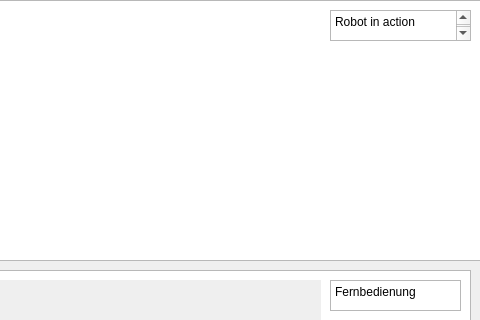
Old version of the form mainwindow.ui in the repository leo237-hub/Robot; both pictures show x 320 to 800 and y 0 to 320 of the 800 by 600 pixel window.
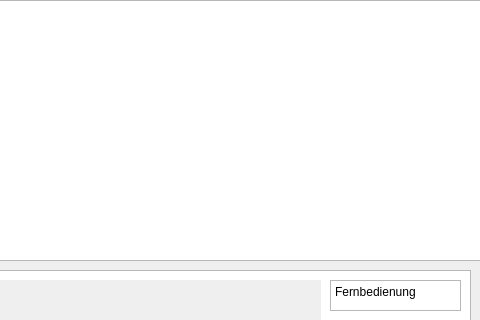
New version of the form.

```diff
--- a/mainwindow.ui
+++ b/mainwindow.ui
@@ -34,27 +34,6 @@
      </rect>
     </property>
    </widget>
-   <widget class="QTextBrowser" name="textBrowser">
-    <property name="geometry">
-     <rect>
-      <x>650</x>
-      <y>10</y>
-      <width>141</width>
-      <height>31</height>
-     </rect>
-    </property>
-    <property name="html">
-     <string>&lt;!DOCTYPE HTML PUBLIC &quot;-//W3C//DTD HTML 4.0//EN&quot; &quot;http://www.w3.org/TR/REC-html40/strict.dtd&quot;&gt;
-&lt;html&gt;&lt;head&gt;&lt;meta name=&quot;qrichtext&quot; content=&quot;1&quot; /&gt;&lt;meta charset=&quot;utf-8&quot; /&gt;&lt;style type=&quot;text/css&quot;&gt;
-p, li { white-space: pre-wrap; }
-hr { height: 1px; border-width: 0; }
-li.unchecked::marker { content: &quot;\2610&quot;; }
-li.checked::marker { content: &quot;\2612&quot;; }
-&lt;/style&gt;&lt;/head&gt;&lt;body style=&quot; font-family:'Segoe UI'; font-size:9pt; font-weight:400; font-style:normal;&quot;&gt;
-&lt;p style=&quot; margin-top:0px; margin-bottom:0px; margin-left:0px; margin-right:0px; -qt-block-indent:0; text-indent:0px;&quot;&gt;Robot in action&lt;/p&gt;
-&lt;p style=&quot;-qt-paragraph-type:empty; margin-top:0px; margin-bottom:0px; margin-left:0px; margin-right:0px; -qt-block-indent:0; text-indent:0px;&quot;&gt;&lt;br /&gt;&lt;/p&gt;&lt;/body&gt;&lt;/html&gt;</string>
-    </property>
-   </widget>
    <widget class="QTextBrowser" name="textBrowser_2">
     <property name="geometry">
      <rect>
```
Left out of the diff: 2 changed lines with no effect on the pictures.
